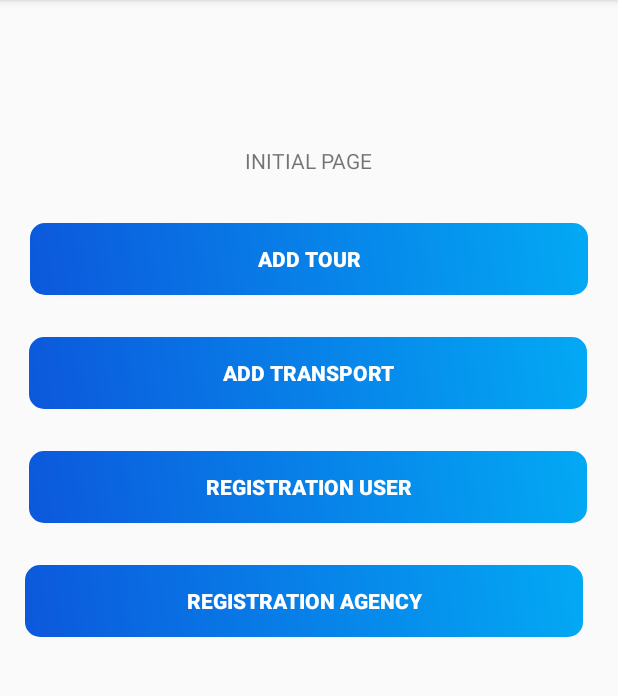
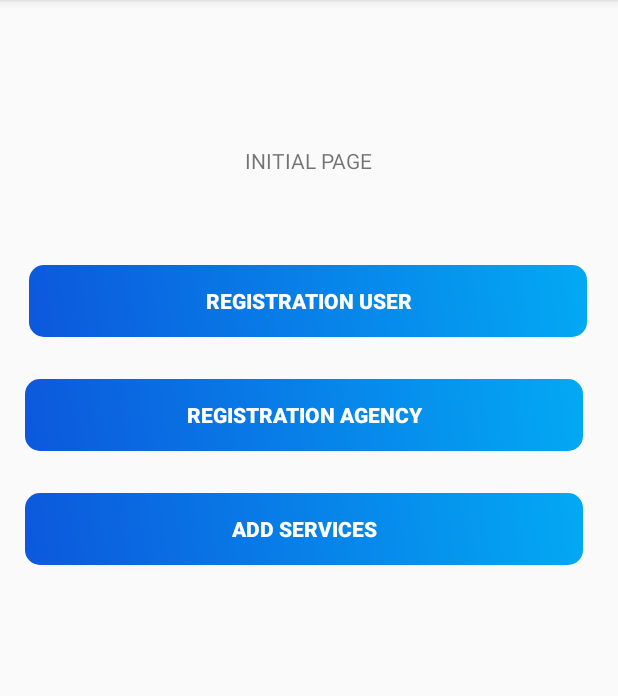
Before and after one commit to Canti17/WeWanTour-Project, an Android app: the screen it shows after launch (MainActivity), on a phone screen of 412 x 824 dp, the part 84-780 px from its top. Run offline under Robolectric (Android 15) with nearby library versions, the phone set to English and light mode, and no system bars; our stand-ins replace Firebase (no records; nobody signed in at launch, a user with empty details on screens opened directly).

Commit message:
Fix errors, add page Add Services for Tour Agent
nella pagina Add Services manca il menu bar

```diff
--- a/WeWanTour/app/build.gradle
+++ b/WeWanTour/app/build.gradle
@@ -32,6 +32,10 @@ dependencies {
 
     //noinspection GradleCompatible
     implementation "com.android.support:design:28.0.0"
+    implementation 'com.google.android.material:material:1.0.0'
+    implementation 'androidx.navigation:navigation-fragment:2.0.0'
+    implementation 'androidx.navigation:navigation-ui:2.0.0'
+    implementation 'androidx.lifecycle:lifecycle-extensions:2.0.0'
     testImplementation 'junit:junit:4.12'
     androidTestImplementation 'androidx.test:runner:1.2.0'
     androidTestImplementation 'androidx.test.espresso:espresso-core:3.2.0'
--- a/WeWanTour/app/src/main/java/com/example/wewantour9/MainActivity.java
+++ b/WeWanTour/app/src/main/java/com/example/wewantour9/MainActivity.java
@@ -20,49 +20,6 @@ public class MainActivity extends AppCompatActivity {
         super.onCreate(savedInstanceState);
         setContentView(R.layout.activity_main);
 
-        /*
-        name=findViewById(R.id.nameTour);
-        description=findViewById(R.id.description);
-        n_clients=findViewById(R.id.numb_clients);
-
-
-        ref= database.getInstance().getReference("TOUR");
-
-
-
-        ref.addValueEventListener(new ValueEventListener() {
-            @Override
-            public void onDataChange(@NonNull DataSnapshot dataSnapshot) {
-                if(dataSnapshot.exists()){
-                    id= (int) dataSnapshot.getChildrenCount();
-                }else{
-                    ///
-                }
-            }
-
-            @Override
-            public void onClick(View v) {
-                startActivity(new Intent(MainActivity.this, AddTour.class));
-            }
-        });
-*/
-
-        Button add_tour =(Button)findViewById(R.id.add_tour);
-        add_tour.setOnClickListener(new View.OnClickListener() {
-            @Override
-            public void onClick(View v) {
-                startActivity(new Intent(MainActivity.this, add_tour.class));
-            }
-        });
-
-
-        Button btn_add_transport = (Button)findViewById(R.id.add_transport);
-        btn_add_transport.setOnClickListener(new View.OnClickListener() {
-            @Override
-            public void onClick(View v) {
-                startActivity(new Intent(MainActivity.this, add_transport.class));
-            }
-        });
 
 
         Button btn_registration_user= (Button)findViewById(R.id.registration_user);
@@ -81,5 +38,13 @@ public class MainActivity extends AppCompatActivity {
             }
         });
 
+        Button btn_add_services = (Button)findViewById(R.id.add_services);
+        btn_add_services.setOnClickListener(new View.OnClickListener() {
+            @Override
+            public void onClick(View v) {
+                startActivity(new Intent(MainActivity.this, add_services.class));
+            }
+        });
+
     }
 }
--- a/WeWanTour/app/src/main/java/com/example/wewantour9/add_tour.java
+++ b/WeWanTour/app/src/main/java/com/example/wewantour9/add_tour.java
@@ -64,8 +64,8 @@ public class add_tour extends AppCompatActivity {
         btn_DatePicker = findViewById(R.id.btn_startdate);
         btn_HourPicker = findViewById(R.id.btn_starthour);
         btn_submit= findViewById(R.id.btn_submit);
-        btn_walk= findViewById(R.id.btn_walk);
-        btn_bike= findViewById(R.id.btn_bike);
+        btn_walk= findViewById(R.id.btn_AddTransport);
+        btn_bike= findViewById(R.id.btn_AddTour);
         edtxt_description = findViewById(R.id.edittxt_description);
         edtxt_startPlace = findViewById(R.id.edittxt_startplace);
         edtxt_name = findViewById(R.id.edittxt_name);
--- a/WeWanTour/app/src/main/res/drawable/imgbutton_color1.xml
+++ b/WeWanTour/app/src/main/res/drawable/imgbutton_color1.xml
@@ -2,4 +2,7 @@
 <shape xmlns:android="http://schemas.android.com/apk/res/android">
     <solid android:color="#FFFFFF" />
     <corners android:radius="10dp" />
+    <stroke
+        android:width="3dp"
+        android:color="#FFFF4917" />
 </shape>
--- a/WeWanTour/app/src/main/res/drawable/imgbutton_color2.xml
+++ b/WeWanTour/app/src/main/res/drawable/imgbutton_color2.xml
@@ -2,4 +2,7 @@
 <shape xmlns:android="http://schemas.android.com/apk/res/android">
     <solid android:color="#E5633A" />
     <corners android:radius="10dp" />
+    <stroke
+        android:width="3dp"
+        android:color="#040404" />
 </shape>
--- a/WeWanTour/app/src/main/res/layout/activity_main.xml
+++ b/WeWanTour/app/src/main/res/layout/activity_main.xml
@@ -20,41 +20,16 @@
 
 
     <Button
-        android:id="@+id/add_tour"
-        style="@style/modifiedDateTimeButton"
-        android:layout_width="372dp"
-        android:layout_height="48dp"
-        android:layout_marginTop="32dp"
-        android:layout_marginEnd="20dp"
-        android:text="@string/add_tour"
-        app:layout_constraintEnd_toEndOf="parent"
-        app:layout_constraintHorizontal_bias="1.0"
-        app:layout_constraintStart_toStartOf="parent"
-        app:layout_constraintTop_toBottomOf="@+id/textView2" />
-
-    <Button
-        android:id="@+id/add_transport"
-        style="@style/modifiedDateTimeButton"
-        android:layout_width="372dp"
-        android:layout_height="48dp"
-        android:layout_marginTop="28dp"
-        android:text="ADD TRANSPORT"
-        app:layout_constraintEnd_toEndOf="parent"
-        app:layout_constraintHorizontal_bias="0.487"
-        app:layout_constraintStart_toStartOf="parent"
-        app:layout_constraintTop_toBottomOf="@+id/add_tour" />
-
-    <Button
         android:id="@+id/registration_user"
         style="@style/modifiedDateTimeButton"
         android:layout_width="372dp"
         android:layout_height="48dp"
-        android:layout_marginTop="28dp"
+        android:layout_marginTop="60dp"
         android:text="REGISTRATION USER"
         app:layout_constraintEnd_toEndOf="parent"
         app:layout_constraintHorizontal_bias="0.487"
         app:layout_constraintStart_toStartOf="parent"
-        app:layout_constraintTop_toBottomOf="@+id/add_transport" />
+        app:layout_constraintTop_toBottomOf="@+id/textView2" />
 
     <Button
         android:id="@+id/registration_agency"
@@ -68,5 +43,17 @@
         app:layout_constraintStart_toStartOf="parent"
         app:layout_constraintTop_toBottomOf="@+id/registration_user" />
 
+    <Button
+        android:id="@+id/add_services"
+        style="@style/modifiedDateTimeButton"
+        android:layout_width="372dp"
+        android:layout_height="48dp"
+        android:layout_marginTop="28dp"
+        android:text="ADD SERVICES"
+        app:layout_constraintEnd_toEndOf="parent"
+        app:layout_constraintHorizontal_bias="0.41"
+        app:layout_constraintStart_toStartOf="parent"
+        app:layout_constraintTop_toBottomOf="@+id/registration_agency" />
+
 
 </androidx.constraintlayout.widget.ConstraintLayout>
```
Also changed, not shown: WeWanTour/app/src/main/AndroidManifest.xml (+7 -9 lines), WeWanTour/app/src/main/java/com/example/wewantour9/add_services.java (added, +39 -0 lines), WeWanTour/app/src/main/res/drawable/ic_account_circle_black_24dp.xml (added, +9 -0 lines), WeWanTour/app/src/main/res/drawable/ic_dashboard_black_24dp.xml (added, +9 -0 lines), WeWanTour/app/src/main/res/drawable/ic_directions_bus_black_24dp.xml (added, +9 -0 lines), WeWanTour/app/src/main/res/drawable/ic_globe_black_24dp.xml (added, +9 -0 lines), WeWanTour/app/src/main/res/drawable/ic_home_black_24dp.xml (added, +9 -0 lines), WeWanTour/app/src/main/res/drawable/ic_notifications_black_24dp.xml (added, +9 -0 lines), WeWanTour/app/src/main/res/layout/activity_add_services.xml (added, +84 -0 lines), WeWanTour/app/src/main/res/layout/activity_add_tour.xml (+20 -8 lines).
